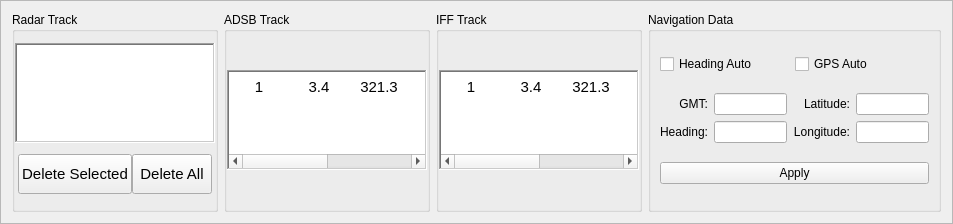
Qt form RadarArhanud-2020/framebottom.ui (MiftahSalam/RadarArhanud-2020) before a commit.
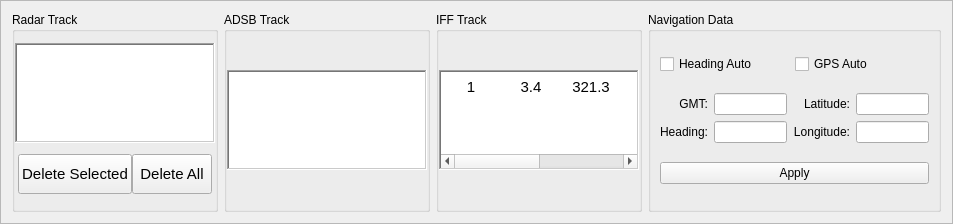
The same form after that commit.

Commit message: debugging arpa remove when no echo data input, debugging cursor speed update when no echo data input, add stream handler class, add adsb data handler, add adsb data table display

The edit to the form file:
```diff
--- a/RadarArhanud-2020/framebottom.ui
+++ b/RadarArhanud-2020/framebottom.ui
@@ -199,7 +199,7 @@
        <number>0</number>
       </property>
       <item row="0" column="0">
-       <widget class="QTableWidget" name="tableWidgetTrack_2">
+       <widget class="QTableView" name="tableViewTrackAdsb">
         <property name="sizePolicy">
          <sizepolicy hsizetype="Expanding" vsizetype="Preferred">
           <horstretch>0</horstretch>
@@ -247,114 +247,12 @@
         <property name="sortingEnabled">
          <bool>false</bool>
         </property>
-        <property name="rowCount">
-         <number>2</number>
-        </property>
-        <property name="columnCount">
-         <number>6</number>
-        </property>
-        <attribute name="horizontalHeaderVisible">
-         <bool>false</bool>
-        </attribute>
-        <attribute name="horizontalHeaderCascadingSectionResizes">
-         <bool>true</bool>
-        </attribute>
-        <attribute name="horizontalHeaderDefaultSectionSize">
-         <number>60</number>
-        </attribute>
-        <attribute name="horizontalHeaderHighlightSections">
-         <bool>false</bool>
-        </attribute>
-        <attribute name="horizontalHeaderMinimumSectionSize">
-         <number>33</number>
-        </attribute>
-        <attribute name="horizontalHeaderShowSortIndicator" stdset="0">
-         <bool>false</bool>
-        </attribute>
         <attribute name="verticalHeaderVisible">
          <bool>false</bool>
         </attribute>
-        <attribute name="verticalHeaderDefaultSectionSize">
-         <number>30</number>
-        </attribute>
         <attribute name="verticalHeaderHighlightSections">
          <bool>true</bool>
         </attribute>
-        <attribute name="verticalHeaderMinimumSectionSize">
-         <number>26</number>
-        </attribute>
-        <row>
-         <property name="text">
-          <string>New Row</string>
-         </property>
-        </row>
-        <row/>
-        <column>
-         <property name="text">
-          <string>ID</string>
-         </property>
-        </column>
-        <column>
-         <property name="text">
-          <string>Range</string>
-         </property>
-        </column>
-        <column>
-         <property name="text">
-          <string>Bearing</string>
-         </property>
-        </column>
-        <column>
-         <property name="text">
-          <string>Speed</string>
-         </property>
-        </column>
-        <column>
-         <property name="text">
-          <string>Course</string>
-         </property>
-        </column>
-        <column/>
-        <item row="0" column="0">
-         <property name="text">
-          <string>1</string>
-         </property>
-         <property name="textAlignment">
-          <set>AlignCenter</set>
-         </property>
-        </item>
-        <item row="0" column="1">
-         <property name="text">
-          <string>3.4</string>
-         </property>
-         <property name="textAlignment">
-          <set>AlignCenter</set>
-         </property>
-        </item>
-        <item row="0" column="2">
-         <property name="text">
-          <string>321.3</string>
-         </property>
-         <property name="textAlignment">
-          <set>AlignCenter</set>
-         </property>
-        </item>
-        <item row="0" column="3">
-         <property name="text">
-          <string>5.1</string>
-         </property>
-         <property name="textAlignment">
-          <set>AlignCenter</set>
-         </property>
-        </item>
-        <item row="0" column="4">
-         <property name="text">
-          <string>324.1</string>
-         </property>
-         <property name="textAlignment">
-          <set>AlignCenter</set>
-         </property>
-        </item>
        </widget>
       </item>
      </layout>
```
Left out of the diff: 2 changed lines with no effect on the pictures. The commit also changes 22 other files.
